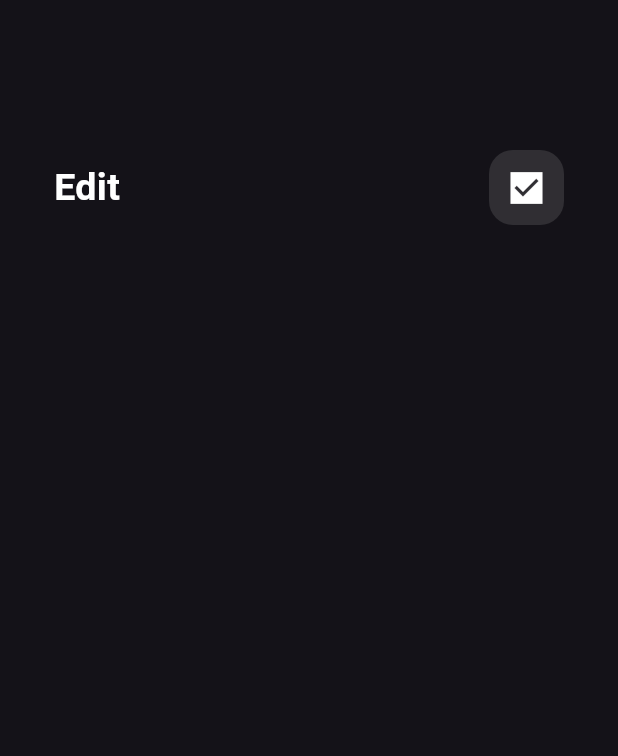
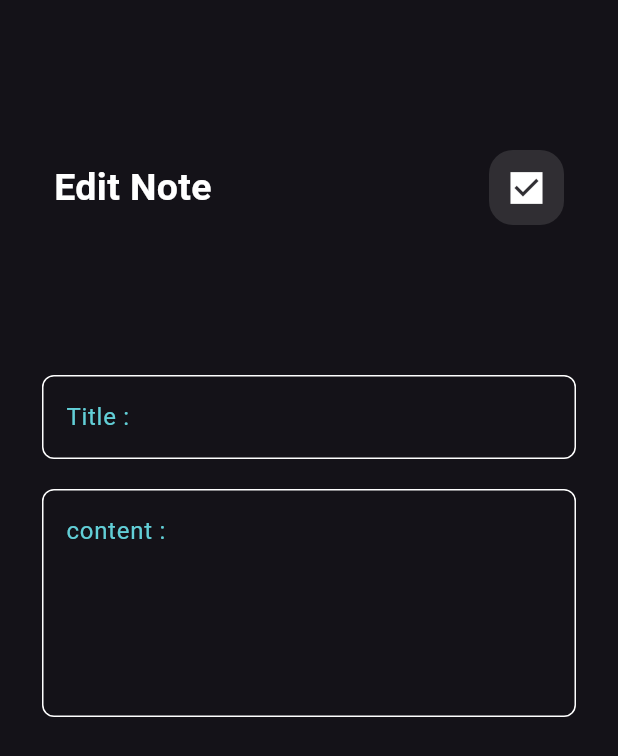
Before and after one commit to elshaarawy7/NotesApp, a Flutter app: the EditeNotsView screen opened directly, on a phone screen of 412 x 824 dp. Shown: the top 756 px of the screen. Run offline on Flutter 3.47's test engine with Material 3 defaults, Android fonts, the phone set to English and light mode, and no system bars.

Commit message:
add custem text field in widgets  edit nots view body

```diff
--- a/lib/widgets/edits_nots_view_body.dart
+++ b/lib/widgets/edits_nots_view_body.dart
@@ -1,5 +1,6 @@
 import 'package:flutter/material.dart';
 import 'package:notes_app/widgets/custem_appar.dart';
+import 'package:notes_app/widgets/custem_textField.dart';
 
 class EditsNotsViewBody extends StatelessWidget {
   const EditsNotsViewBody({super.key});
@@ -12,10 +13,22 @@ class EditsNotsViewBody extends StatelessWidget {
         children: [
           SizedBox(height: 50,),
           CustemAppar(
-            title: 'Edit',
+            title: 'Edit Note',
             icon: Icons.check_box_sharp ,
+          ) ,
 
-          ) ,
+           SizedBox(height: 50,),
+
+           CustomTextField(
+            hintText: 'Title :',
+           ) ,
+
+           SizedBox(height: 20,) ,
+            CustomTextField(
+              maxLines: 5,
+            hintText: 'content :',
+           ) ,
+
 
 
         ],
```
